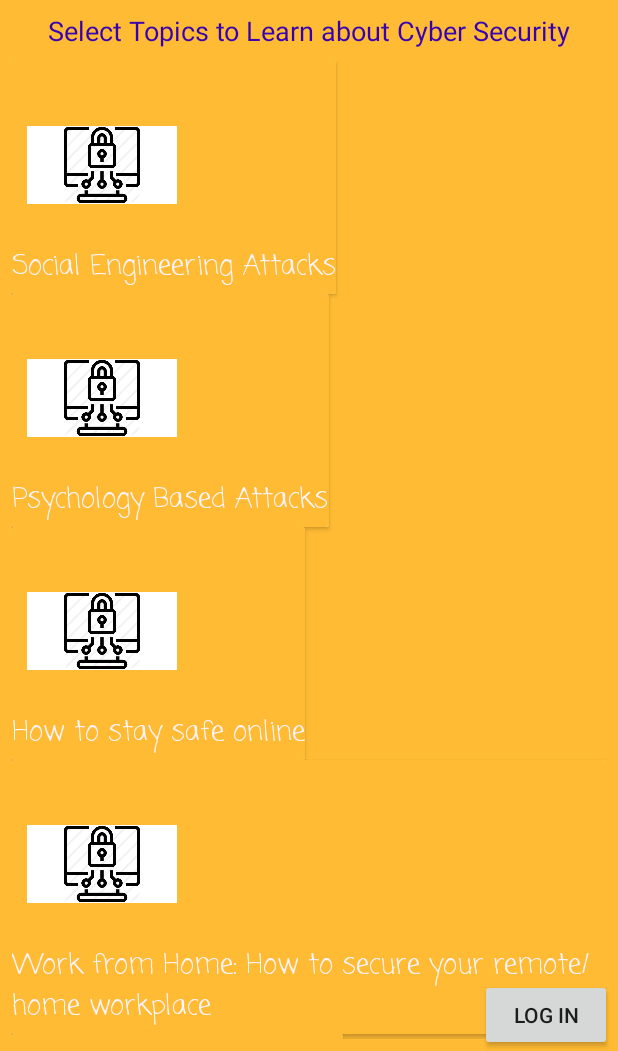
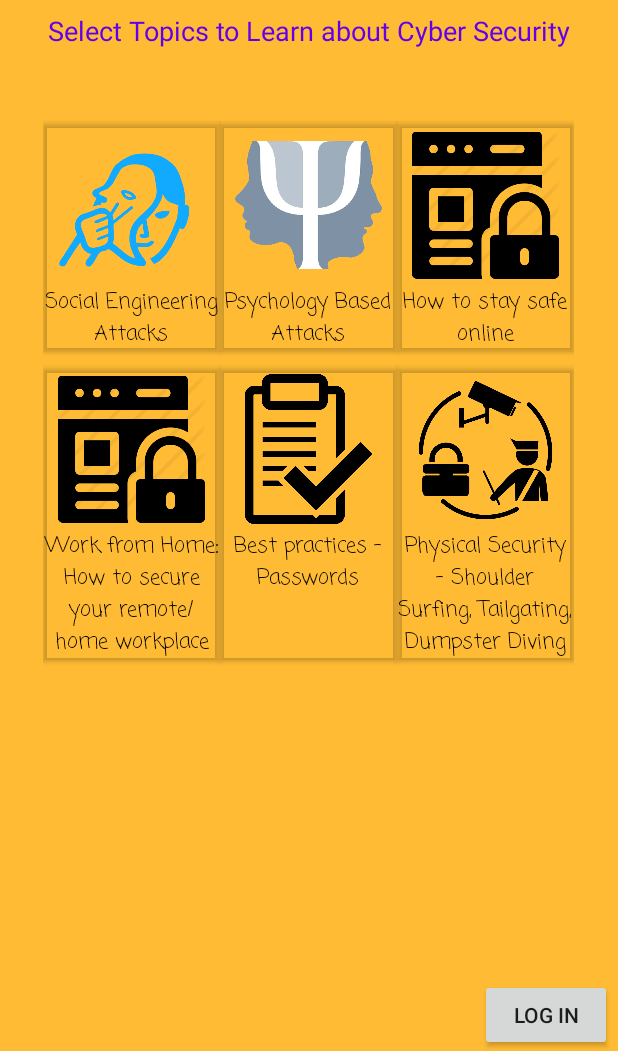
Before and after one commit to briyyoung/cyberseced, an Android app: the screen it shows after launch (MainActivity), on a phone screen of 412 x 824 dp, the part 185-1236 px from its top. Run offline under Robolectric (Android 15) with nearby library versions, the phone set to English and light mode, and no system bars.

Commit message:
Merged new main activity

```diff
--- a/app/src/main/java/com/example/cyberseced/LearningDetail.java
+++ b/app/src/main/java/com/example/cyberseced/LearningDetail.java
@@ -27,7 +27,7 @@ public class LearningDetail extends AppCompatActivity {
 
         // add image based on name
         cImage = findViewById(R.id.Info);
-        int graphic = module.getmImage();
+        int graphic = module.getGraphic();
         cImage.setImageResource(graphic);
 
 
--- a/app/src/main/java/com/example/cyberseced/MainActivity.java
+++ b/app/src/main/java/com/example/cyberseced/MainActivity.java
@@ -7,12 +7,13 @@ import android.os.Bundle;
 import android.util.Log;
 import android.view.View;
 
+import androidx.recyclerview.widget.GridLayoutManager;
 import androidx.recyclerview.widget.LinearLayoutManager;
 import androidx.recyclerview.widget.RecyclerView;
 import java.util.ArrayList;
 
 
-public class MainActivity extends AppCompatActivity implements MainActivityAdapter.OnMainAdapterListener {
+public class MainActivity extends AppCompatActivity  {
     public static final String CHOICE = "ggg" ;
     private RecyclerView mRecyclerView;
     private RecyclerView.Adapter mAdapter;
@@ -22,54 +23,40 @@ public class MainActivity extends AppCompatActivity implements MainActivityAdapt
     protected void onCreate(Bundle savedInstanceState) {
         super.onCreate(savedInstanceState);
         setContentView(R.layout.activity_main);
-        insertModules();
+
         startRecyclerView();
     }
 
-    private ArrayList<Modules> mList = new ArrayList<>();
 
 
-    private void insertModules() {
-        mList.add(new Modules(R.drawable.cyber, "Social Engineering Attacks"));
-        mList.add(new Modules(R.drawable.cyber, "Psychology Based Attacks"));
-        mList.add(new Modules(R.drawable.cyber, "How to stay safe online"));
-        mList.add(new Modules(R.drawable.cyber, "Work from Home: How to secure your remote/home workplace"));
-        mList.add(new Modules(R.drawable.cyber, "Best practices - Passwords"));
-        mList.add(new Modules(R.drawable.cyber, "Physical Security – Shoulder Surfing, Tailgating, Dumpster Diving"));
 
-    }
 
     private void startRecyclerView() {
         mRecyclerView = findViewById(R.id.mainActivityView);
         mRecyclerView.setHasFixedSize(true);
-        mLayoutManager = new LinearLayoutManager(this);
-        mAdapter = new MainActivityAdapter(mList, this );
+        mLayoutManager = new GridLayoutManager(this, 3);
         mRecyclerView.setLayoutManager(mLayoutManager);
-        mRecyclerView.setAdapter(mAdapter);
-        MainActivityAdapter.OnMainAdapterListener listener = new MainActivityAdapter.OnMainAdapterListener() {
+
+        MainActivityAdapter.RecyclerViewClickListener listener = new MainActivityAdapter.RecyclerViewClickListener() {
             @Override
-            public void OnMainAdapterClick(View view, int position) {
+            public void onClick(View view, int position) {
                 Modules modules = Modules.getModules().get(position);
-               Intent intent = new Intent(MainActivity.this, Learning.class);
+                Intent intent = new Intent(MainActivity.this, Learning.class);
                 intent.putExtra(CHOICE, modules.getName());
+
+                startActivity(intent);
+
             }
-
-
         };
 
 
 
-    }
 
 
-    @Override
-    public void OnMainAdapterClick(View view, int position) {
-        Modules modules = Modules.getModules().get(position);
-        Intent intent = new Intent(MainActivity.this, Learning.class);
-        intent.putExtra(CHOICE, modules.getName());
 
-     //   System.out.println(modules.getName());
-        startActivity(intent);
+
+    mAdapter = new MainActivityAdapter(Modules.getModules(), listener);
+        mRecyclerView.setAdapter(mAdapter);
 
     }
 }
--- a/app/src/main/java/com/example/cyberseced/MainActivityAdapter.java
+++ b/app/src/main/java/com/example/cyberseced/MainActivityAdapter.java
@@ -16,13 +16,13 @@ import androidx.annotation.NonNull;
 import java.util.ArrayList;
 
 public class MainActivityAdapter extends RecyclerView.Adapter<MainActivityAdapter.MainActivityViewHolder> {
-    private ArrayList<Modules> mmList;
-    private OnMainAdapterListener mMainAdapterListener;
+    private ArrayList<Modules> modulesList;
+    private RecyclerViewClickListener mListener;
 
 
-    public MainActivityAdapter(ArrayList<Modules> mList, OnMainAdapterListener onMainAdapterListener) {
-        mmList = mList;
-        mMainAdapterListener = onMainAdapterListener;
+    public MainActivityAdapter(ArrayList<Modules> modules, RecyclerViewClickListener listener) {
+        modulesList = modules;
+        mListener = listener;
     }
 
 
@@ -30,48 +30,51 @@ public class MainActivityAdapter extends RecyclerView.Adapter<MainActivityAdapte
     @Override
     public MainActivityViewHolder onCreateViewHolder(@NonNull ViewGroup parent, int viewType) {
         View v = LayoutInflater.from(parent.getContext()).inflate(R.layout.activity_main_adapter, parent, false);
-        return new MainActivityViewHolder(v, mMainAdapterListener);
+        return new MainActivityViewHolder(v, mListener);
 
 
     }
 
     @Override
     public void onBindViewHolder(@NonNull MainActivityViewHolder holder, int position) {
-        Modules cModules = mmList.get(position);
+        Modules modules = modulesList.get(position);
+        holder.moduleName.setText(modules.getName());
 
-        holder.mIcon.setImageResource(cModules.getmImage());
-        holder.mLabel.setText(cModules.getName());
+        int icon = holder.itemView.getContext().getResources().getIdentifier("pic_" + modules.getmImage(), "drawable", "com.example.cyberseced");
+        holder.moduleIcon.setImageResource(icon);
 
     }
 
     @Override
     public int getItemCount() {
-        return mmList.size();
+        return modulesList.size();
     }
 
     public class MainActivityViewHolder extends RecyclerView.ViewHolder implements View.OnClickListener {
-        public ImageView mIcon;
-        public TextView mLabel;
-        OnMainAdapterListener onMainAdapterListener;
+        public ImageView moduleIcon;
+        public TextView moduleName;
+        private RecyclerViewClickListener mListener;
 
-        public MainActivityViewHolder(@NonNull View itemView, OnMainAdapterListener onMainAdapterListener) {
+        public MainActivityViewHolder(@NonNull View itemView, RecyclerViewClickListener listener) {
             super(itemView);
-            mIcon = itemView.findViewById(R.id.topicPicList);
-            mLabel = itemView.findViewById(R.id.topicNameList);
-            this.onMainAdapterListener = onMainAdapterListener;
+            moduleIcon = itemView.findViewById(R.id.topicPicList);
+            moduleName = itemView.findViewById(R.id.topicNameList);
+            mListener = listener;
             itemView.setOnClickListener(this);
 
 
         }
 
         @Override
-        public void onClick(View v) {
-            onMainAdapterListener.OnMainAdapterClick(v,getAdapterPosition());
+        public void onClick(View view) {
+            mListener.onClick(view, getAdapterPosition());
         }
-    }
+            }
 
 
-    public interface OnMainAdapterListener {
-        void OnMainAdapterClick(View view, int position);
+
+
+    public interface RecyclerViewClickListener {
+        void onClick(View view, int position);
     }
 }
--- a/app/src/main/java/com/example/cyberseced/Modules.java
+++ b/app/src/main/java/com/example/cyberseced/Modules.java
@@ -7,42 +7,70 @@ import java.util.Comparator;
 
 public class Modules {
 
+    private String name;
     private int mImage;
-    private String name;
+    private String description;
+    private int graphic;
 
 
-    public Modules(int image, String text1) {
-        mImage = image;
-        name = text1;
+    public String getName() {
+        return name;
+    }
 
+    public void setName(String name) {
+        this.name = name;
     }
 
     public int getmImage() {
         return mImage;
     }
 
-
-    public String getName() {
-        return name;
+    public void setmImage(int mImage) {
+        this.mImage = mImage;
     }
 
-    public static Modules getModules(String name){
-        for (Modules modules : getModules()){
-            if(modules.getName().equals(name)){
+    public String getDescription() {
+        return description;
+    }
+
+    public void setDescription(String description) {
+        this.description = description;
+    }
+
+    public int getGraphic() {
+        return graphic;
+    }
+
+    public void setGraphic(int graphic) {
+        this.graphic = graphic;
+    }
+
+
+    public Modules(String name, int mImage, String description, int graphic) {
+        this.name = name;
+        this.mImage = mImage;
+        this.description = description;
+        this.graphic = graphic;
+
+    }
+
+    public static Modules getModules(String name) {
+        for (Modules modules : getModules()) {
+            if (modules.getName().equals(name)) {
                 return modules;
             }
         }
         return null;
     }
 
-    public static ArrayList<Modules> getModules(){
+    public static ArrayList<Modules> getModules() {
         ArrayList<Modules> modules = new ArrayList<>();
-        modules.add(new Modules(R.drawable.graphic1, "Social Engineering Attacks"));
-        modules.add(new Modules(R.drawable.graphic2, "Psychology Based Attacks"));
-        modules.add(new Modules(R.drawable.cyber, "How to stay safe online"));
-        modules.add(new Modules(R.drawable.cyber, "Work from Home: How to secure your remote/home workplace"));
-        modules.add(new Modules(R.drawable.cyber, "Best practices - Passwords"));
-        modules.add(new Modules(R.drawable.cyber, "Physical Security – Shoulder Surfing, Tailgating, Dumpster Diving"));
+        modules.add(new Modules("Social Engineering Attacks", 1, "", R.drawable.graphic1));
+        modules.add(new Modules("Psychology Based Attacks", 2, "", R.drawable.graphic2));
+        modules.add(new Modules("How to stay safe online", 3, " ", R.drawable.cyber));
+        modules.add(new Modules("Work from Home: How to secure your remote/home workplace", 4, " ", R.drawable.cyber));
+        modules.add(new Modules("Best practices - Passwords", 5, " ", R.drawable.cyber));
+        modules.add(new Modules("Physical Security – Shoulder Surfing, Tailgating, Dumpster Diving", 6, " ", R.drawable.cyber));
 
         return modules;
     }
--- a/app/src/main/res/layout/activity_main.xml
+++ b/app/src/main/res/layout/activity_main.xml
@@ -14,7 +14,7 @@
         android:layout_marginTop="8dp"
         android:gravity="center"
         android:text="Select Topics to Learn about Cyber Security"
-        android:textColor="@color/colorPrimaryDark"
+        android:textColor="@color/colorPrimary"
         android:textSize="18dp"
         app:layout_constraintEnd_toEndOf="parent"
         app:layout_constraintStart_toStartOf="parent"
@@ -33,12 +33,11 @@
 
     <androidx.recyclerview.widget.RecyclerView
         android:id="@+id/mainActivityView"
-        android:layout_width="0dp"
-        android:layout_height="0dp"
+        android:layout_width="354dp"
+        android:layout_height="524dp"
         android:layout_marginStart="8dp"
         android:layout_marginTop="8dp"
         android:layout_marginEnd="8dp"
-        android:layout_marginBottom="8dp"
         app:layout_constraintBottom_toBottomOf="parent"
         app:layout_constraintEnd_toEndOf="parent"
         app:layout_constraintHorizontal_bias="0.487"
--- a/app/src/main/res/layout/activity_main_adapter.xml
+++ b/app/src/main/res/layout/activity_main_adapter.xml
@@ -4,25 +4,25 @@
     xmlns:tools="http://schemas.android.com/tools"
     android:layout_width="wrap_content"
     android:layout_height="wrap_content"
-    android:background="@android:color/holo_orange_light"
-    >
+    android:elevation="0dp"
+    app:cardBackgroundColor="@android:color/transparent"
+    android:layout_marginTop="10dp">
 
     <RelativeLayout
         android:layout_width="wrap_content"
-        android:layout_height="wrap_content"
-        android:background="@android:color/holo_orange_light">
+        android:layout_height="wrap_content">
 
         <ImageView
             android:id="@+id/topicPicList"
             android:layout_width="100dp"
             android:layout_height="100dp"
             android:layout_alignParentTop="true"
+            android:layout_marginEnd="10dp"
             android:layout_marginStart="10dp"
-            android:layout_marginTop="19dp"
-            android:layout_marginEnd="10dp"
+            android:layout_marginTop="5dp"
             android:elevation="0dp"
             android:foregroundGravity="center"
-            android:src="@mipmap/ic_launcher_round"
+            android:src="@drawable/ic_launcher_foreground"
             tools:ignore="ContentDescription" />
 
         <TextView
@@ -32,10 +32,10 @@
             android:layout_below="@+id/topicPicList"
             android:layout_centerInParent="true"
             android:layout_marginTop="4dp"
-            android:layout_marginBottom="4dp"
             android:fontFamily="casual"
-             android:textColor="#faf4ff"
-            android:textSize="18sp" />
+            android:textColor="#000000"
+            android:textSize="14sp"
+            android:textAlignment="center"/>
     </RelativeLayout>
 
 </androidx.cardview.widget.CardView>
```
Also changed, not shown: app/src/main/res/drawable/pic_1.png (added), app/src/main/res/drawable/pic_2.png (added), app/src/main/res/drawable/pic_3.png (added), app/src/main/res/drawable/pic_4.png (added), app/src/main/res/drawable/pic_5.png (added), app/src/main/res/drawable/pic_6.png (added).
